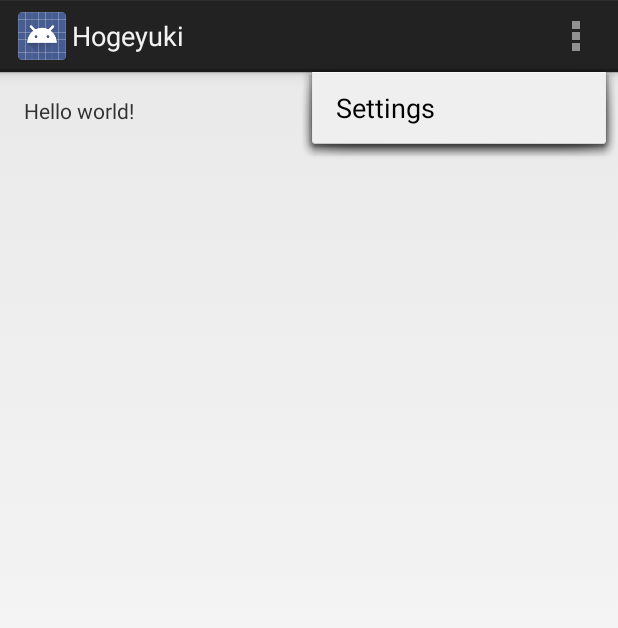
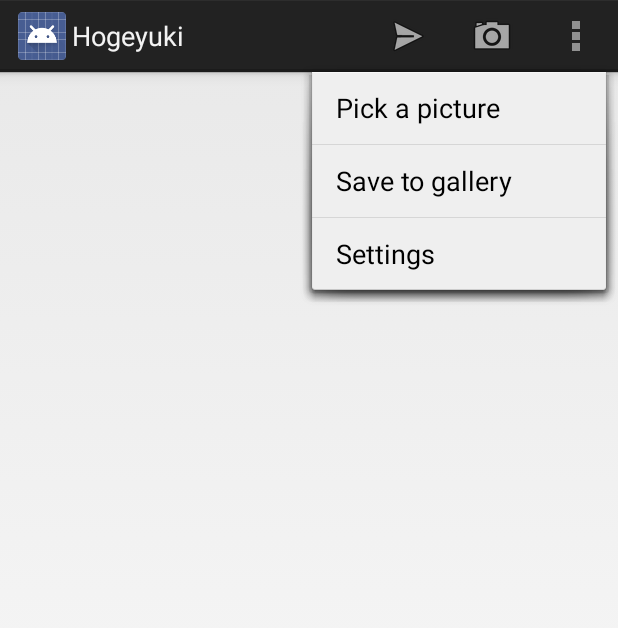
Before and after one commit to fukayatsu/hogeyuki-for-android, an Android app: the screen it shows after launch (MainActivity), with the options menu open, on a phone screen of 412 x 824 dp. Shown: the top 628 px of the screen. Run offline under Robolectric (Android 15) with nearby library versions, the phone set to English and light mode, and no system bars.

Commit message:
Add action buttons

```diff
--- a/app/src/main/res/layout/activity_main.xml
+++ b/app/src/main/res/layout/activity_main.xml
@@ -8,9 +8,4 @@
     android:paddingBottom="@dimen/activity_vertical_margin"
     tools:context=".MainActivity">
 
-    <TextView
-        android:text="@string/hello_world"
-        android:layout_width="wrap_content"
-        android:layout_height="wrap_content" />
-
 </RelativeLayout>
--- a/app/src/main/res/menu/main.xml
+++ b/app/src/main/res/menu/main.xml
@@ -1,6 +1,22 @@
 <menu xmlns:android="http://schemas.android.com/apk/res/android"
     xmlns:tools="http://schemas.android.com/tools"
     tools:context=".MainActivity" >
+    <item android:id="@+id/action_send"
+          android:icon="@android:drawable/ic_menu_send"
+          android:title="Pick a picture"
+          android:showAsAction="ifRoom" />
+    <item android:id="@+id/action_camera"
+          android:icon="@android:drawable/ic_menu_camera"
+          android:title="Take a picture"
+          android:showAsAction="ifRoom" />
+    <item android:id="@+id/action_gallery"
+          android:icon="@android:drawable/ic_menu_gallery"
+          android:title="Pick a picture"
+          android:showAsAction="ifRoom" />
+    <item android:id="@+id/action_save"
+          android:title="Save to gallery"
+          android:orderInCategory="90"
+          android:showAsAction="never" />
     <item android:id="@+id/action_settings"
         android:title="@string/action_settings"
         android:orderInCategory="100"
```
